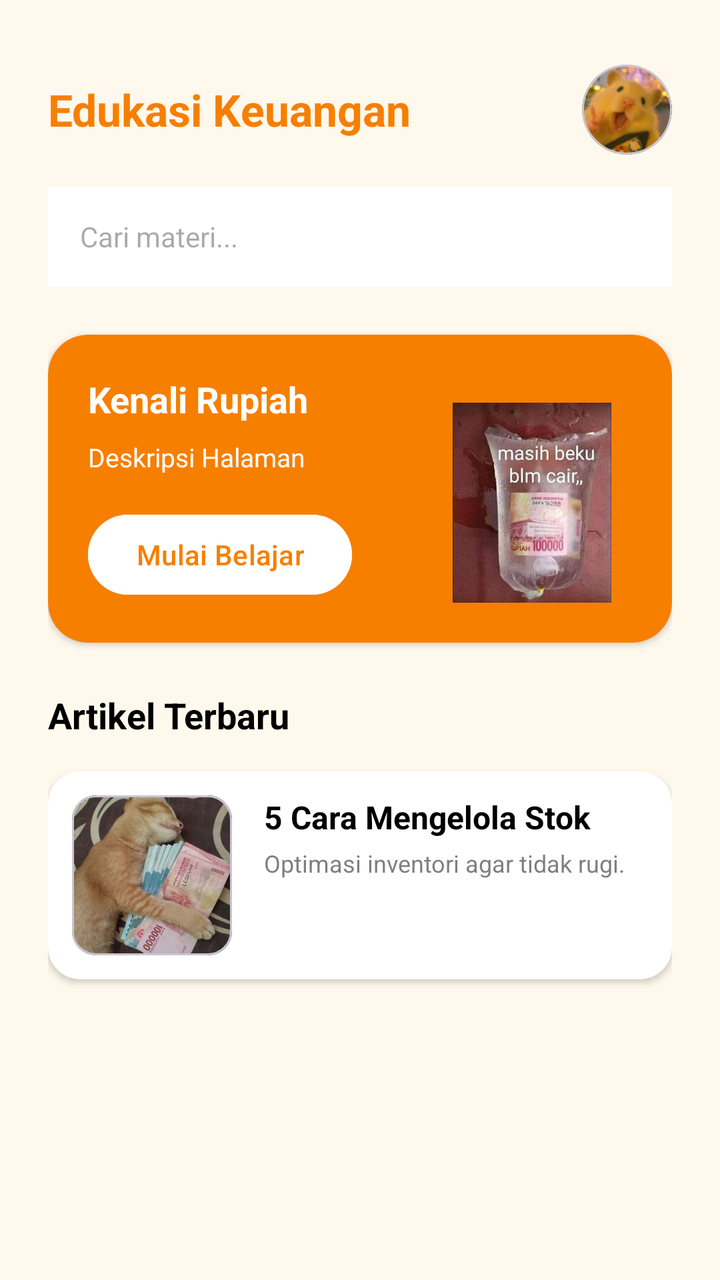
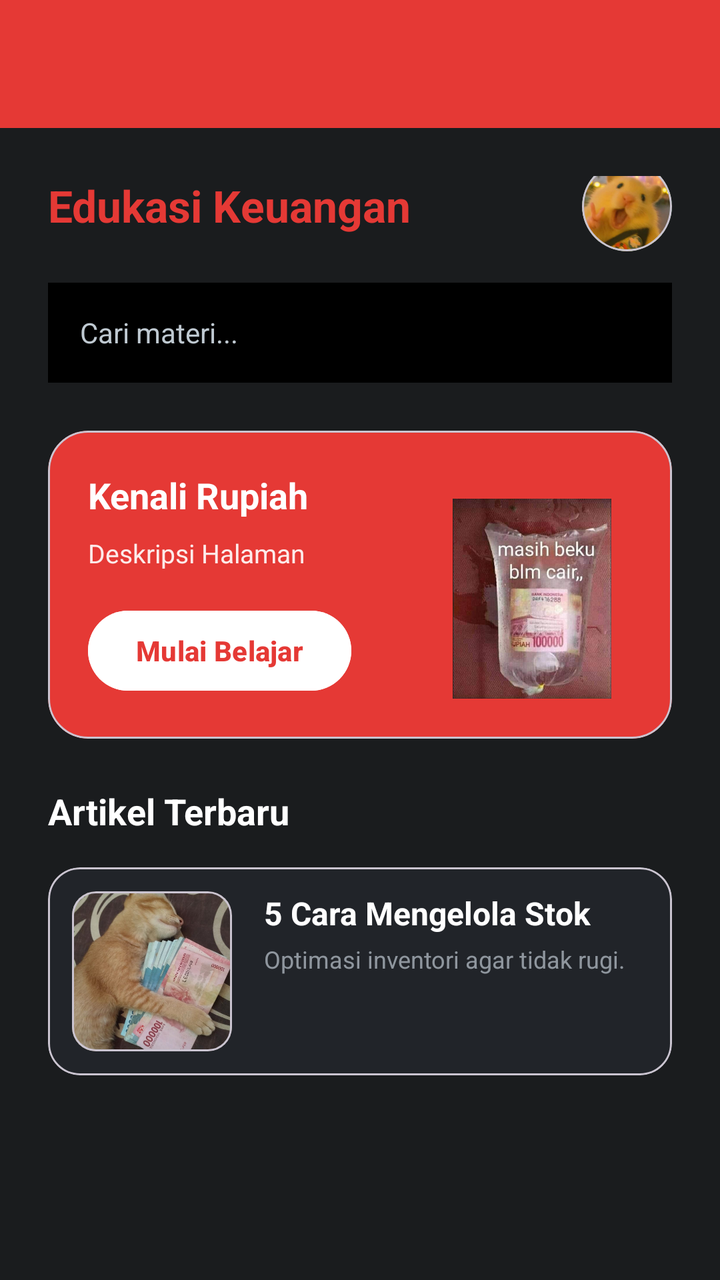

Compare the two renders of this Android layout. The source of the first and the diff that turns it into the second are given below.
<!-- AndroidManifest.xml: application theme Theme.Therehelp -->
<!-- res/layout/activity_custom.xml -->
<?xml version="1.0" encoding="utf-8"?>
<androidx.constraintlayout.widget.ConstraintLayout xmlns:android="http://schemas.android.com/apk/res/android"
    xmlns:app="http://schemas.android.com/apk/res-auto"
    xmlns:tools="http://schemas.android.com/tools"
    android:id="@+id/main"
    android:layout_width="match_parent"
    android:layout_height="match_parent"
    android:background="@color/bg"
    android:padding="24dp"
    tools:context=".pertemuan_4.CustomActivity">

    <TextView
        android:id="@+id/tvJudulHalaman"
        android:layout_width="wrap_content"
        android:layout_height="wrap_content"
        android:layout_marginTop="16dp"
        android:text="@string/header_edukasi"
        android:textColor="@color/warning"
        android:textSize="22sp"
        android:textStyle="bold"
        app:layout_constraintStart_toStartOf="parent"
        app:layout_constraintTop_toTopOf="parent" />


    <com.google.android.material.card.MaterialCardView
        android:id="@+id/cardProfile"
        android:layout_width="45dp"
        android:layout_height="45dp"
        app:cardCornerRadius="22.5dp"
        app:cardElevation="0dp"
        app:layout_constraintBottom_toBottomOf="@id/tvJudulHalaman"
        app:layout_constraintEnd_toEndOf="parent"
        app:layout_constraintTop_toTopOf="@id/tvJudulHalaman">
        <ImageView
            android:layout_width="match_parent"
            android:layout_height="match_parent"
            android:scaleType="centerCrop"
            android:src="@drawable/profil" />
    </com.google.android.material.card.MaterialCardView>
    <EditText
        android:id="@+id/etSearch"
        android:layout_width="match_parent"
        android:layout_height="50dp"
        android:layout_marginTop="24dp"
        android:background="@color/white"
        android:hint="@string/hint_search"
        android:paddingHorizontal="16dp"
        android:textSize="14sp"
        app:layout_constraintTop_toBottomOf="@id/tvJudulHalaman" />

    <com.google.android.material.card.MaterialCardView
        android:id="@+id/cardFeatured"
        android:layout_width="match_parent"
        android:layout_height="wrap_content"
        android:layout_marginTop="24dp"
        app:cardBackgroundColor="@color/warning"
        app:cardCornerRadius="20dp"
        app:cardElevation="2dp"
        app:strokeWidth="0dp"
        app:layout_constraintTop_toBottomOf="@id/etSearch">

        <androidx.constraintlayout.widget.ConstraintLayout
            android:layout_width="match_parent"
            android:layout_height="wrap_content"
            android:padding="20dp">

            <TextView
                android:id="@+id/tvFeaturedTitle"
                android:layout_width="0dp"
                android:layout_height="wrap_content"
                android:layout_marginEnd="100dp"
                android:text="@string/placeholder_judul"
                android:textColor="@color/white"
                android:textSize="18sp"
                android:textStyle="bold"
                app:layout_constraintEnd_toEndOf="parent"
                app:layout_constraintStart_toStartOf="parent"
                app:layout_constraintTop_toTopOf="parent" />

            <TextView
                android:id="@+id/tvDescHalaman"
                android:layout_width="0dp"
                android:layout_height="wrap_content"
                android:layout_marginTop="8dp"
                android:text="@string/placeholder_desc"
                android:textColor="@color/white"
                android:textSize="13sp"
                app:layout_constraintEnd_toEndOf="@id/tvFeaturedTitle"
                app:layout_constraintStart_toStartOf="parent"
                app:layout_constraintTop_toBottomOf="@id/tvFeaturedTitle" />

            <Button
                android:id="@+id/btnMulaiBelajar"
                android:layout_width="wrap_content"
                android:layout_height="wrap_content"
                android:layout_marginTop="16dp"
                android:backgroundTint="@color/white"
                android:text="@string/btn_mulai"
                android:textAllCaps="false"
                android:textColor="@color/warning"
                app:layout_constraintStart_toStartOf="parent"
                app:layout_constraintTop_toBottomOf="@id/tvDescHalaman" />

            <ImageView
                android:layout_width="100dp"
                android:layout_height="100dp"
                android:src="@drawable/artikel2"
                app:layout_constraintBottom_toBottomOf="parent"
                app:layout_constraintEnd_toEndOf="parent" />
        </androidx.constraintlayout.widget.ConstraintLayout>
    </com.google.android.material.card.MaterialCardView>

    <TextView
        android:id="@+id/tvLabelArtikel"
        android:layout_width="wrap_content"
        android:layout_height="wrap_content"
        android:layout_marginTop="24dp"
        android:text="@string/label_artikel"
        android:textColor="@color/black"
        android:textSize="18sp"
        android:textStyle="bold"
        app:layout_constraintStart_toStartOf="parent"
        app:layout_constraintTop_toBottomOf="@id/cardFeatured" />

    <com.google.android.material.card.MaterialCardView
        android:id="@+id/cardArtikel1"
        android:layout_width="match_parent"
        android:layout_height="wrap_content"
        android:layout_marginTop="16dp"
        app:cardBackgroundColor="@color/white"
        app:cardCornerRadius="16dp"
        app:cardElevation="2dp"
        app:strokeWidth="0dp"
        app:layout_constraintTop_toBottomOf="@id/tvLabelArtikel">

        <androidx.constraintlayout.widget.ConstraintLayout
            android:layout_width="match_parent"
            android:layout_height="wrap_content"
            android:padding="12dp">

            <com.google.android.material.card.MaterialCardView
                android:id="@+id/imgCont1"
                android:layout_width="80dp"
                android:layout_height="80dp"
                app:cardCornerRadius="12dp"
                app:cardElevation="0dp"
                app:layout_constraintStart_toStartOf="parent"
                app:layout_constraintTop_toTopOf="parent">
                <ImageView
                    android:layout_width="match_parent"
                    android:layout_height="match_parent"
                    android:scaleType="centerCrop"
                    android:src="@drawable/artikel" />
            </com.google.android.material.card.MaterialCardView>

            <TextView
                android:id="@+id/tvTitleArt1"
                android:layout_width="0dp"
                android:layout_height="wrap_content"
                android:layout_marginStart="16dp"
                android:text="5 Cara Mengelola Stok"
                android:textColor="@color/black"
                android:textSize="16sp"
                android:textStyle="bold"
                app:layout_constraintEnd_toEndOf="parent"
                app:layout_constraintStart_toEndOf="@id/imgCont1"
                app:layout_constraintTop_toTopOf="@id/imgCont1" />

            <TextView
                android:layout_width="0dp"
                android:layout_height="wrap_content"
                android:layout_marginTop="4dp"
                android:alpha="0.7"
                android:text="Optimasi inventori agar tidak rugi."
                android:textSize="12sp"
                app:layout_constraintEnd_toEndOf="@id/tvTitleArt1"
                app:layout_constraintStart_toStartOf="@id/tvTitleArt1"
                app:layout_constraintTop_toBottomOf="@id/tvTitleArt1" />
        </androidx.constraintlayout.widget.ConstraintLayout>
    </com.google.android.material.card.MaterialCardView>

</androidx.constraintlayout.widget.ConstraintLayout>
<!-- resources referenced by this layout -->
<resources>
  <color name="bg">#FFF8EC</color>
  <color name="black">#FF000000</color>
  <color name="warning">#F77F00</color>
  <color name="white">#FFFFFFFF</color>
  <!-- drawable artikel: jpg bitmap (drawable, 80723 bytes) -->
  <!-- drawable artikel2: jpg bitmap (drawable, 50625 bytes) -->
  <!-- drawable profil: png bitmap (drawable, 302415 bytes) -->
  <string name="btn_mulai">Mulai Belajar</string>
  <string name="header_edukasi">Edukasi Keuangan</string>
  <string name="hint_search">Cari materi...</string>
  <string name="label_artikel">Artikel Terbaru</string>
  <string name="placeholder_desc">Deskripsi Halaman</string>
  <string name="placeholder_judul">Kenali Rupiah</string>
  <style name="Theme.Therehelp" parent="Base.Theme.Therehelp" />
  <style name="Base.Theme.Therehelp" parent="Theme.Material3.DayNight.NoActionBar">
          
          
      </style>
</resources>

<!-- the commit's change to res/layout/activity_custom.xml (unified diff, before → after) -->
@@ -1,182 +1,216 @@
 <?xml version="1.0" encoding="utf-8"?>
-<androidx.constraintlayout.widget.ConstraintLayout xmlns:android="http://schemas.android.com/apk/res/android"
+<androidx.constraintlayout.widget.ConstraintLayout
+    xmlns:android="http://schemas.android.com/apk/res/android"
     xmlns:app="http://schemas.android.com/apk/res-auto"
     xmlns:tools="http://schemas.android.com/tools"
     android:id="@+id/main"
     android:layout_width="match_parent"
     android:layout_height="match_parent"
-    android:background="@color/bg"
-    android:padding="24dp"
+    android:background="@color/bina_desa_dark_grey"
     tools:context=".pertemuan_4.CustomActivity">
 
-    <TextView
-        android:id="@+id/tvJudulHalaman"
-        android:layout_width="wrap_content"
-        android:layout_height="wrap_content"
-        android:layout_marginTop="16dp"
-        android:text="@string/header_edukasi"
-        android:textColor="@color/warning"
-        android:textSize="22sp"
-        android:textStyle="bold"
-        app:layout_constraintStart_toStartOf="parent"
-        app:layout_constraintTop_toTopOf="parent" />
-
-
-    <com.google.android.material.card.MaterialCardView
-        android:id="@+id/cardProfile"
-        android:layout_width="45dp"
-        android:layout_height="45dp"
-        app:cardCornerRadius="22.5dp"
-        app:cardElevation="0dp"
-        app:layout_constraintBottom_toBottomOf="@id/tvJudulHalaman"
-        app:layout_constraintEnd_toEndOf="parent"
-        app:layout_constraintTop_toTopOf="@id/tvJudulHalaman">
-        <ImageView
-            android:layout_width="match_parent"
-            android:layout_height="match_parent"
-            android:scaleType="centerCrop"
-            android:src="@drawable/profil" />
-    </com.google.android.material.card.MaterialCardView>
-    <EditText
-        android:id="@+id/etSearch"
-        android:layout_width="match_parent"
-        android:layout_height="50dp"
-        android:layout_marginTop="24dp"
-        android:background="@color/white"
-        android:hint="@string/hint_search"
-        android:paddingHorizontal="16dp"
-        android:textSize="14sp"
-        app:layout_constraintTop_toBottomOf="@id/tvJudulHalaman" />
-
-    <com.google.android.material.card.MaterialCardView
-        android:id="@+id/cardFeatured"
+    <com.google.android.material.appbar.AppBarLayout
+        android:id="@+id/appBarLayout"
         android:layout_width="match_parent"
         android:layout_height="wrap_content"
-        android:layout_marginTop="24dp"
-        app:cardBackgroundColor="@color/warning"
-        app:cardCornerRadius="20dp"
-        app:cardElevation="2dp"
-        app:strokeWidth="0dp"
-        app:layout_constraintTop_toBottomOf="@id/etSearch">
+        app:layout_constraintTop_toTopOf="parent">
+
+        <androidx.appcompat.widget.Toolbar
+            android:id="@+id/toolbar"
+            android:layout_width="match_parent"
+            android:layout_height="?attr/actionBarSize"
+            android:background="@color/bina_desa_red"
+            app:titleTextColor="@color/white"
+            tools:title="Detail Materi" />
+
+    </com.google.android.material.appbar.AppBarLayout>
+
+    <ScrollView
+        android:layout_width="match_parent"
+        android:layout_height="0dp"
+        app:layout_constraintBottom_toBottomOf="parent"
+        app:layout_constraintTop_toBottomOf="@id/appBarLayout">
 
         <androidx.constraintlayout.widget.ConstraintLayout
             android:layout_width="match_parent"
             android:layout_height="wrap_content"
-            android:padding="20dp">
+            android:padding="24dp">
 
             <TextView
-                android:id="@+id/tvFeaturedTitle"
-                android:layout_width="0dp"
-                android:layout_height="wrap_content"
-                android:layout_marginEnd="100dp"
-                android:text="@string/placeholder_judul"
-                android:textColor="@color/white"
-                android:textSize="18sp"
+                android:id="@+id/tvJudulHalaman"
+                android:layout_width="wrap_content"
+                android:layout_height="wrap_content"
+                android:text="@string/header_edukasi"
+                android:textColor="@color/bina_desa_red"
+                android:textSize="22sp"
                 android:textStyle="bold"
-                app:layout_constraintEnd_toEndOf="parent"
                 app:layout_constraintStart_toStartOf="parent"
                 app:layout_constraintTop_toTopOf="parent" />
 
-            <TextView
-                android:id="@+id/tvDescHalaman"
-                android:layout_width="0dp"
-                android:layout_height="wrap_content"
-                android:layout_marginTop="8dp"
-                android:text="@string/placeholder_desc"
-                android:textColor="@color/white"
-                android:textSize="13sp"
-                app:layout_constraintEnd_toEndOf="@id/tvFeaturedTitle"
-                app:layout_constraintStart_toStartOf="parent"
-                app:layout_constraintTop_toBottomOf="@id/tvFeaturedTitle" />
-
-            <Button
-                android:id="@+id/btnMulaiBelajar"
-                android:layout_width="wrap_content"
-                android:layout_height="wrap_content"
-                android:layout_marginTop="16dp"
-                android:backgroundTint="@color/white"
-                android:text="@string/btn_mulai"
-                android:textAllCaps="false"
-                android:textColor="@color/warning"
-                app:layout_constraintStart_toStartOf="parent"
-                app:layout_constraintTop_toBottomOf="@id/tvDescHalaman" />
-
-            <ImageView
-                android:layout_width="100dp"
-                android:layout_height="100dp"
-                android:src="@drawable/artikel2"
-                app:layout_constraintBottom_toBottomOf="parent"
-                app:layout_constraintEnd_toEndOf="parent" />
-        </androidx.constraintlayout.widget.ConstraintLayout>
-    </com.google.android.material.card.MaterialCardView>
-
-    <TextView
-        android:id="@+id/tvLabelArtikel"
-        android:layout_width="wrap_content"
-        android:layout_height="wrap_content"
-        android:layout_marginTop="24dp"
-        android:text="@string/label_artikel"
-        android:textColor="@color/black"
-        android:textSize="18sp"
-        android:textStyle="bold"
-        app:layout_constraintStart_toStartOf="parent"
-        app:layout_constraintTop_toBottomOf="@id/cardFeatured" />
-
-    <com.google.android.material.card.MaterialCardView
-        android:id="@+id/cardArtikel1"
-        android:layout_width="match_parent"
-        android:layout_height="wrap_content"
-        android:layout_marginTop="16dp"
-        app:cardBackgroundColor="@color/white"
-        app:cardCornerRadius="16dp"
-        app:cardElevation="2dp"
-        app:strokeWidth="0dp"
-        app:layout_constraintTop_toBottomOf="@id/tvLabelArtikel">
-
-        <androidx.constraintlayout.widget.ConstraintLayout
-            android:layout_width="match_parent"
-            android:layout_height="wrap_content"
-            android:padding="12dp">
-
             <com.google.android.material.card.MaterialCardView
-                android:id="@+id/imgCont1"
-                android:layout_width="80dp"
-                android:layout_height="80dp"
-                app:cardCornerRadius="12dp"
+                android:id="@+id/cardProfile"
+                android:layout_width="45dp"
+                android:layout_height="45dp"
+                app:cardCornerRadius="22.5dp"
                 app:cardElevation="0dp"
-                app:layout_constraintStart_toStartOf="parent"
-                app:layout_constraintTop_toTopOf="parent">
+                app:layout_constraintBottom_toBottomOf="@id/tvJudulHalaman"
+                app:layout_constraintEnd_toEndOf="parent"
+                app:layout_constraintTop_toTopOf="@id/tvJudulHalaman">
                 <ImageView
                     android:layout_width="match_parent"
                     android:layout_height="match_parent"
                     android:scaleType="centerCrop"
-                    android:src="@drawable/artikel" />
+                    android:src="@drawable/profil" />
             </com.google.android.material.card.MaterialCardView>
 
+            <EditText
+                android:id="@+id/etSearch"
+                android:layout_width="match_parent"
+                android:layout_height="50dp"
+                android:layout_marginTop="24dp"
+                android:background="@color/bina_desa_input"
+                android:hint="@string/hint_search"
+                android:textColorHint="@color/text_grey"
+                android:textColor="@color/white"
+                android:paddingHorizontal="16dp"
+                android:textSize="14sp"
+                app:layout_constraintTop_toBottomOf="@id/tvJudulHalaman" />
+
+            <com.google.android.material.card.MaterialCardView
+                android:id="@+id/cardFeatured"
+                android:layout_width="match_parent"
+                android:layout_height="wrap_content"
+                android:layout_marginTop="24dp"
+                app:cardBackgroundColor="@color/bina_desa_red"
+                app:cardCornerRadius="20dp"
+                app:cardElevation="0dp"
+                app:layout_constraintTop_toBottomOf="@id/etSearch">
+
+                <androidx.constraintlayout.widget.ConstraintLayout
+                    android:layout_width="match_parent"
+                    android:layout_height="wrap_content"
+                    android:padding="20dp">
+
+                    <TextView
+                        android:id="@+id/tvFeaturedTitle"
+                        android:layout_width="0dp"
+                        android:layout_height="wrap_content"
+                        android:layout_marginEnd="100dp"
+                        android:text="@string/placeholder_judul"
+                        android:textColor="@color/white"
+                        android:textSize="18sp"
+                        android:textStyle="bold"
+                        app:layout_constraintEnd_toEndOf="parent"
+                        app:layout_constraintStart_toStartOf="parent"
+                        app:layout_constraintTop_toTopOf="parent" />
+
+                    <TextView
+                        android:id="@+id/tvDescHalaman"
+                        android:layout_width="0dp"
+                        android:layout_height="wrap_content"
+                        android:layout_marginTop="8dp"
+                        android:text="@string/placeholder_desc"
+                        android:textColor="@color/white"
+                        android:textSize="13sp"
+                        android:alpha="0.9"
+                        app:layout_constraintEnd_toEndOf="@id/tvFeaturedTitle"
+                        app:layout_constraintStart_toStartOf="parent"
+                        app:layout_constraintTop_toBottomOf="@id/tvFeaturedTitle" />
+
+                    <Button
+                        android:id="@+id/btnMulaiBelajar"
+                        android:layout_width="wrap_content"
+                        android:layout_height="wrap_content"
+                        android:layout_marginTop="16dp"
+                        android:backgroundTint="@color/white"
+                        android:text="@string/btn_mulai"
+                        android:textAllCaps="false"
+                        android:textColor="@color/bina_desa_red"
+                        android:textStyle="bold"
+                        app:layout_constraintStart_toStartOf="parent"
+                        app:layout_constraintTop_toBottomOf="@id/tvDescHalaman" />
+
+                    <ImageView
+                        android:layout_width="100dp"
+                        android:layout_height="100dp"
+                        android:src="@drawable/artikel2"
+                        app:layout_constraintBottom_toBottomOf="parent"
+                        app:layout_constraintEnd_toEndOf="parent" />
+                </androidx.constraintlayout.widget.ConstraintLayout>
+            </com.google.android.material.card.MaterialCardView>
+
             <TextView
-                android:id="@+id/tvTitleArt1"
-                android:layout_width="0dp"
-                android:layout_height="wrap_content"
-                android:layout_marginStart="16dp"
-                android:text="5 Cara Mengelola Stok"
-                android:textColor="@color/black"
-                android:textSize="16sp"
+                android:id="@+id/tvLabelArtikel"
+                android:layout_width="wrap_content"
+                android:layout_height="wrap_content"
+                android:layout_marginTop="24dp"
+                android:text="@string/label_artikel"
+                android:textColor="@color/white"
+                android:textSize="18sp"
                 android:textStyle="bold"
-                app:layout_constraintEnd_toEndOf="parent"
-                app:layout_constraintStart_toEndOf="@id/imgCont1"
-                app:layout_constraintTop_toTopOf="@id/imgCont1" />
-
-            <TextView
-                android:layout_width="0dp"
-                android:layout_height="wrap_content"
-                android:layout_marginTop="4dp"
-                android:alpha="0.7"
-                android:text="Optimasi inventori agar tidak rugi."
-                android:textSize="12sp"
-                app:layout_constraintEnd_toEndOf="@id/tvTitleArt1"
-                app:layout_constraintStart_toStartOf="@id/tvTitleArt1"
-                app:layout_constraintTop_toBottomOf="@id/tvTitleArt1" />
+                app:layout_constraintStart_toStartOf="parent"
+                app:layout_constraintTop_toBottomOf="@id/cardFeatured" />
+
+            <com.google.android.material.card.MaterialCardView
+                android:id="@+id/cardArtikel1"
+                android:layout_width="match_parent"
+                android:layout_height="wrap_content"
+                android:layout_marginTop="16dp"
+                android:layout_marginBottom="16dp"
+                app:cardBackgroundColor="@color/bina_desa_card"
+                app:cardCornerRadius="16dp"
+                app:cardElevation="0dp"
+                app:layout_constraintBottom_toBottomOf="parent"
+                app:layout_constraintTop_toBottomOf="@id/tvLabelArtikel">
+
+                <androidx.constraintlayout.widget.ConstraintLayout
+                    android:layout_width="match_parent"
+                    android:layout_height="wrap_content"
+                    android:padding="12dp">
+
+                    <com.google.android.material.card.MaterialCardView
+                        android:id="@+id/imgCont1"
+                        android:layout_width="80dp"
+                        android:layout_height="80dp"
+                        app:cardCornerRadius="12dp"
+                        app:cardElevation="0dp"
+                        app:layout_constraintStart_toStartOf="parent"
+                        app:layout_constraintTop_toTopOf="parent">
+                        <ImageView
+                            android:layout_width="match_parent"
+                            android:layout_height="match_parent"
+                            android:scaleType="centerCrop"
+                            android:src="@drawable/artikel" />
+                    </com.google.android.material.card.MaterialCardView>
+
+                    <TextView
+                        android:id="@+id/tvTitleArt1"
+                        android:layout_width="0dp"
+                        android:layout_height="wrap_content"
+                        android:layout_marginStart="16dp"
+                        android:text="5 Cara Mengelola Stok"
+                        android:textColor="@color/white"
+                        android:textSize="16sp"
+                        android:textStyle="bold"
+                        app:layout_constraintEnd_toEndOf="parent"
+                        app:layout_constraintStart_toEndOf="@id/imgCont1"
+                        app:layout_constraintTop_toTopOf="@id/imgCont1" />
+
+                    <TextView
+                        android:layout_width="0dp"
+                        android:layout_height="wrap_content"
+                        android:layout_marginTop="4dp"
+                        android:alpha="0.7"
+                        android:text="Optimasi inventori agar tidak rugi."
+                        android:textColor="@color/text_grey"
+                        android:textSize="12sp"
+                        app:layout_constraintEnd_toEndOf="@id/tvTitleArt1"
+                        app:layout_constraintStart_toStartOf="@id/tvTitleArt1"
+                        app:layout_constraintTop_toBottomOf="@id/tvTitleArt1" />
+                </androidx.constraintlayout.widget.ConstraintLayout>
+            </com.google.android.material.card.MaterialCardView>
+
         </androidx.constraintlayout.widget.ConstraintLayout>
-    </com.google.android.material.card.MaterialCardView>
+    </ScrollView>
 
 </androidx.constraintlayout.widget.ConstraintLayout>
<!-- resource entries referenced after the edit -->
@@ -1,8 +1,10 @@
 <!-- resources referenced by this layout -->
 <resources>
-  <color name="bg">#FFF8EC</color>
-  <color name="black">#FF000000</color>
-  <color name="warning">#F77F00</color>
+  <color name="bina_desa_card">#212429</color>
+  <color name="bina_desa_dark_grey">#1A1C1E</color>
+  <color name="bina_desa_input">#000000</color>
+  <color name="bina_desa_red">#E53935</color>
+  <color name="text_grey">#BFC9D1</color>
   <color name="white">#FFFFFFFF</color>
   <!-- drawable artikel: jpg bitmap (drawable, 80723 bytes) -->
   <!-- drawable artikel2: jpg bitmap (drawable, 50625 bytes) -->
